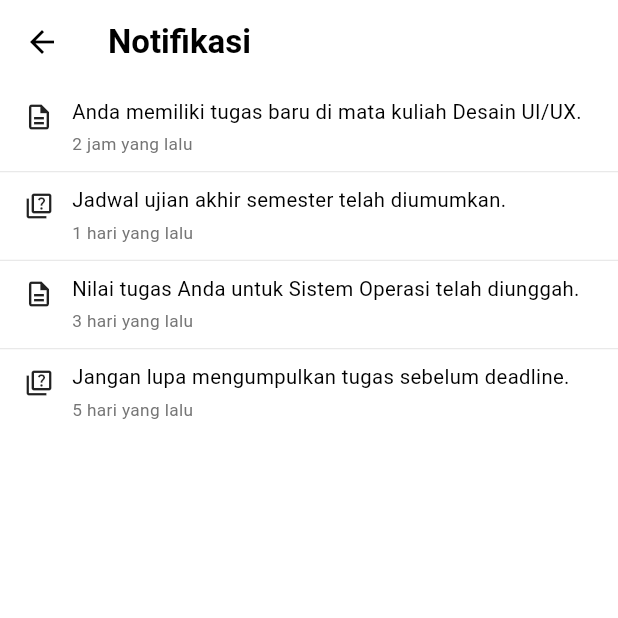
After one commit to ekanurandin/Flutter-Project-Uas-Learning-Management-System, a Flutter app: the NotificationPage screen opened directly, on a phone screen of 412 x 824 dp, the top half of it. The commit adds this screen. Run offline on Flutter 3.47's test engine with Material 3 defaults, Android fonts, the phone set to English and light mode, and no system bars.

Commit message:
menambahkan dan memperbaiki notificatin page

```diff
--- a/lib/home page.dart
+++ b/lib/home page.dart
@@ -2,6 +2,7 @@ import 'package:flutter/material.dart';
 import 'profile_page.dart';
 import 'class_page.dart';
 import 'announcement_page.dart';
+import 'notification_page.dart';
 
 class HomePage extends StatelessWidget {
   @override
@@ -222,6 +223,11 @@ class HomePage extends StatelessWidget {
                 context,
                 MaterialPageRoute(builder: (context) => ClassPage()),
               );
+            } else if (index == 2) {
+              Navigator.push(
+                context,
+                MaterialPageRoute(builder: (context) => NotificationPage()),
+              );
             }
           },
           items: const [
--- /dev/null
+++ b/lib/notification_page.dart
@@ -0,0 +1,125 @@
+import 'package:flutter/material.dart';
+
+enum NotificationType {
+  assignment,
+  quiz,
+}
+
+class NotificationItem {
+  final NotificationType type;
+  final String description;
+  final String timestamp;
+
+  NotificationItem({
+    required this.type,
+    required this.description,
+    required this.timestamp,
+  });
+}
+
+// Sample data
+final List<NotificationItem> notifications = [
+  NotificationItem(
+    type: NotificationType.assignment,
+    description: 'Anda memiliki tugas baru di mata kuliah Desain UI/UX.',
+    timestamp: '2 jam yang lalu',
+  ),
+  NotificationItem(
+    type: NotificationType.quiz,
+    description: 'Jadwal ujian akhir semester telah diumumkan.',
+    timestamp: '1 hari yang lalu',
+  ),
+  NotificationItem(
+    type: NotificationType.assignment,
+    description: 'Nilai tugas Anda untuk Sistem Operasi telah diunggah.',
+    timestamp: '3 hari yang lalu',
+  ),
+  NotificationItem(
+    type: NotificationType.quiz,
+    description: 'Jangan lupa mengumpulkan tugas sebelum deadline.',
+    timestamp: '5 hari yang lalu',
+  ),
+];
+
+class NotificationPage extends StatelessWidget {
+  @override
+  Widget build(BuildContext context) {
+    return Scaffold(
+      backgroundColor: Colors.white,
+      appBar: AppBar(
+        leading: IconButton(
+          icon: const Icon(Icons.arrow_back),
+          onPressed: () => Navigator.pop(context),
+        ),
+        title: const Text(
+          'Notifikasi',
+          style: TextStyle(
+            fontWeight: FontWeight.w600,
+          ),
+        ),
+        backgroundColor: Colors.white,
+        foregroundColor: Colors.black,
+        elevation: 0,
+      ),
+      body: ListView.separated(
+        itemCount: notifications.length,
+        separatorBuilder: (context, index) => Divider(
+          height: 1,
+          thickness: 0.6,
+          color: Colors.grey.shade300,
+        ),
+        itemBuilder: (context, index) {
+          final item = notifications[index];
+          return Padding(
+            padding: const EdgeInsets.symmetric(horizontal: 16, vertical: 10),
+            child: Row(
+              crossAxisAlignment: CrossAxisAlignment.start,
+              children: [
+                // ICON
+                Padding(
+                  padding: const EdgeInsets.only(top: 2),
+                  child: Icon(
+                    item.type == NotificationType.assignment
+                        ? Icons.description_outlined
+                        : Icons.quiz_outlined,
+                    size: 20,
+                    color: Colors.black87,
+                  ),
+                ),
+
+                const SizedBox(width: 12),
+
+                // TEXT
+                Expanded(
+                  child: Column(
+                    crossAxisAlignment: CrossAxisAlignment.start,
+                    children: [
+                      Text(
+                        item.description,
+                        style: const TextStyle(
+                          fontSize: 13.5,
+                          height: 1.3,
+                          color: Colors.black,
+                        ),
+                        maxLines: 3,
+                        overflow: TextOverflow.ellipsis,
+                      ),
+                      const SizedBox(height: 4),
+                      Text(
+                        item.timestamp,
+                        style: TextStyle(
+                          fontSize: 11.5,
+                          color: Colors.grey.shade600,
+                        ),
+                      ),
+                    ],
+                  ),
+                ),
+              ],
+            ),
+          );
+        },
+      ),
+    );
+  }
+}
```
